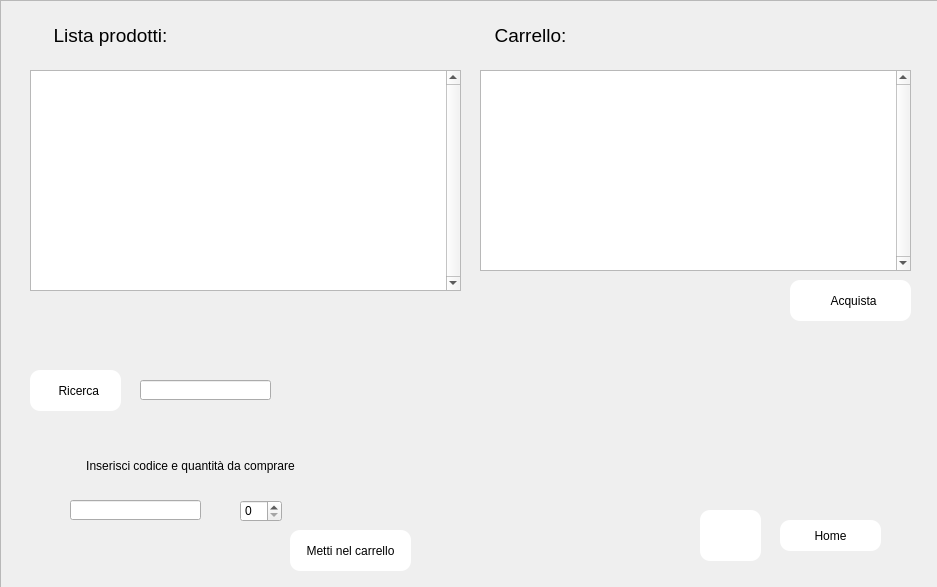
Above: Mockup/fornitorepfizer.ui from MarcoSpina01/Farmacia before the change. Below: the same form after it.
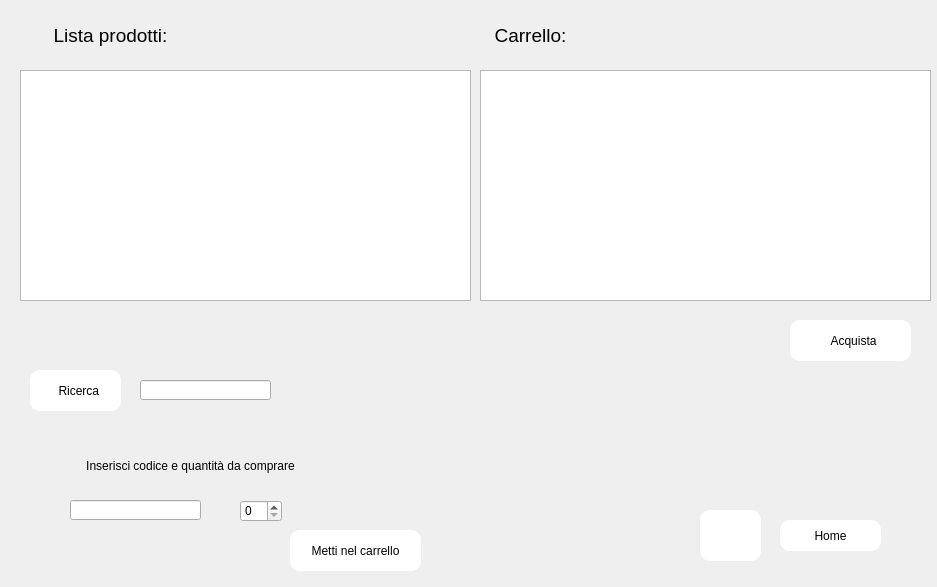
That is the form after the change. Icons and pictures are not drawn.

Patch:
```diff
--- a/Mockup/fornitorepfizer.ui
+++ b/Mockup/fornitorepfizer.ui
@@ -114,7 +114,7 @@
     <rect>
      <x>290</x>
      <y>530</y>
-     <width>121</width>
+     <width>131</width>
      <height>41</height>
     </rect>
    </property>
@@ -140,50 +140,6 @@
     </size>
    </property>
   </widget>
-  <widget class="QPushButton" name="acquistabtn">
-   <property name="geometry">
-    <rect>
-     <x>790</x>
-     <y>280</y>
-     <width>121</width>
-     <height>41</height>
-    </rect>
-   </property>
-   <property name="cursor">
-    <cursorShape>PointingHandCursor</cursorShape>
-   </property>
-   <property name="styleSheet">
-    <string notr="true">border-radius: 10px;
-background-color: qlineargradient(spread:pad, x1:0, y1:0, x2:1, y2:0, stop:0 rgba(255, 255, 255, 255), stop:1 rgba(255, 255, 255, 255));
-</string>
-   </property>
-   <property name="text">
-    <string>  Acquista</string>
-   </property>
-   <property name="icon">
-    <iconset resource="../resource.qrc">
-     <normaloff>:/no/loghi-icone/iconadollaro.PNG</normaloff>:/no/loghi-icone/iconadollaro.PNG</iconset>
-   </property>
-   <property name="iconSize">
-    <size>
-     <width>30</width>
-     <height>30</height>
-    </size>
-   </property>
-  </widget>
-  <widget class="QListView" name="fornitorelist">
-   <property name="geometry">
-    <rect>
-     <x>30</x>
-     <y>70</y>
-     <width>431</width>
-     <height>221</height>
-    </rect>
-   </property>
-   <property name="verticalScrollBarPolicy">
-    <enum>Qt::ScrollBarAlwaysOn</enum>
-   </property>
-  </widget>
   <widget class="QLabel" name="label_3">
    <property name="geometry">
     <rect>
@@ -205,24 +161,11 @@
     <set>Qt::AlignCenter</set>
    </property>
   </widget>
-  <widget class="QListView" name="carrellolist">
-   <property name="geometry">
-    <rect>
-     <x>480</x>
-     <y>70</y>
-     <width>431</width>
-     <height>201</height>
-    </rect>
-   </property>
-   <property name="verticalScrollBarPolicy">
-    <enum>Qt::ScrollBarAlwaysOn</enum>
-   </property>
-  </widget>
   <widget class="QFrame" name="frame">
    <property name="geometry">
     <rect>
-     <x>0</x>
-     <y>0</y>
+     <x>-10</x>
+     <y>-10</y>
      <width>951</width>
      <height>601</height>
     </rect>
@@ -297,6 +240,57 @@
     </size>
    </property>
   </widget>
+  <widget class="QTableWidget" name="tableWidgetlist">
+   <property name="geometry">
+    <rect>
+     <x>20</x>
+     <y>70</y>
+     <width>451</width>
+     <height>231</height>
+    </rect>
+   </property>
+  </widget>
+  <widget class="QTableWidget" name="tableWidgetcarrello">
+   <property name="geometry">
+    <rect>
+     <x>480</x>
+     <y>70</y>
+     <width>451</width>
+     <height>231</height>
+    </rect>
+   </property>
+  </widget>
+  <widget class="QPushButton" name="acquistabtn">
+   <property name="geometry">
+    <rect>
+     <x>790</x>
+     <y>320</y>
+     <width>121</width>
+     <height>41</height>
+    </rect>
+   </property>
+   <property name="cursor">
+    <cursorShape>PointingHandCursor</cursorShape>
+   </property>
+   <property name="styleSheet">
+    <string notr="true">border-radius: 10px;
+background-color: qlineargradient(spread:pad, x1:0, y1:0, x2:1, y2:0, stop:0 rgba(255, 255, 255, 255), stop:1 rgba(255, 255, 255, 255));
+</string>
+   </property>
+   <property name="text">
+    <string>  Acquista</string>
+   </property>
+   <property name="icon">
+    <iconset resource="../resource.qrc">
+     <normaloff>:/no/loghi-icone/iconadollaro.PNG</normaloff>:/no/loghi-icone/iconadollaro.PNG</iconset>
+   </property>
+   <property name="iconSize">
+    <size>
+     <width>30</width>
+     <height>30</height>
+    </size>
+   </property>
+  </widget>
   <zorder>frame</zorder>
   <zorder>label_4</zorder>
   <zorder>ricercafornitorebtn</zorder>
```
Left out of the diff: 6 changed lines with no effect on the pictures.
